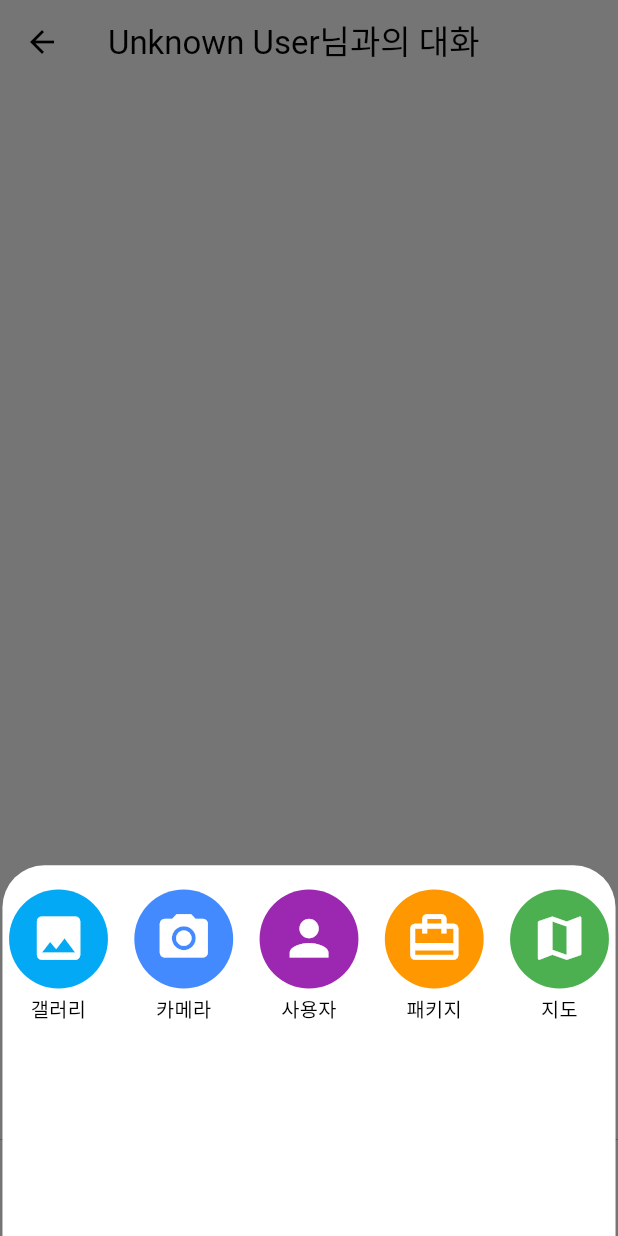
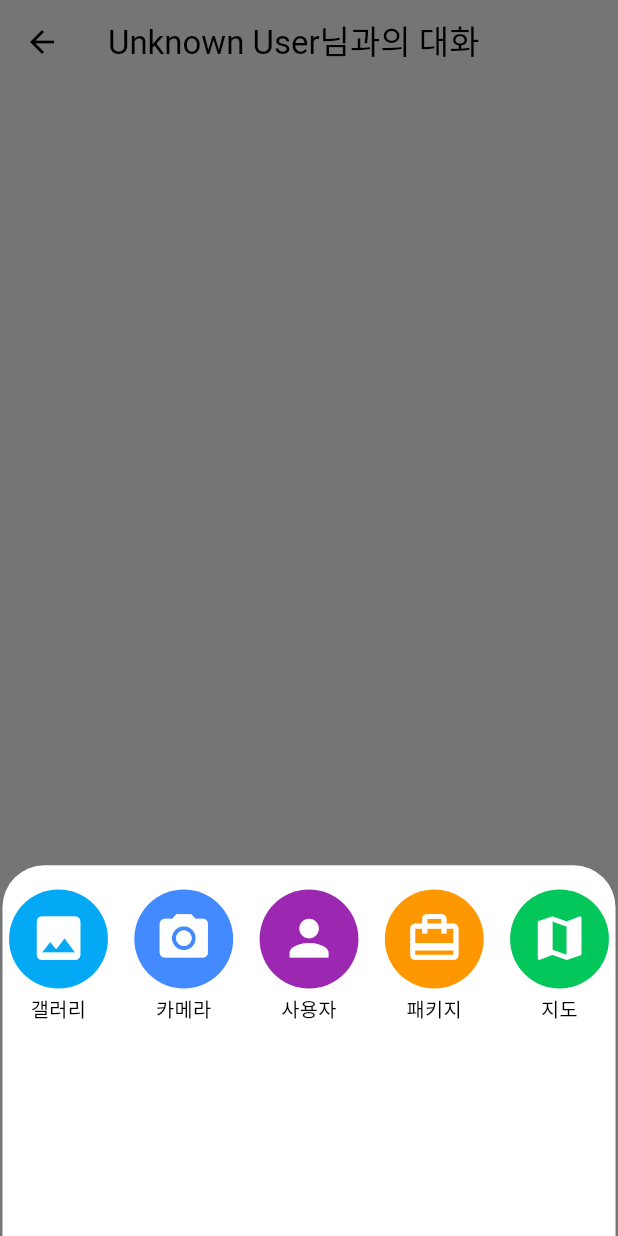
Before and after one commit to peteryu24/TravelOn, a Flutter app: the ChatScreen screen opened directly with empty values, after a tap on the "add" icon, on a phone screen of 412 x 824 dp. Run offline on Flutter 3.47's test engine with Material 3 defaults, Android fonts, the light colour scheme and no system bars; our stand-ins replace cached_network_image, cloud_firestore, firebase_auth, firebase_core, firebase_messaging, firebase_storage and 10 more; missing offline and left inert: firebase_app_check, flutter_naver_map; accounts and stored records are empty.

Commit message:
fix & style: 버그 수정 및 UI 개선

```diff
--- a/lib/features/chat/presentation/screens/chat_screen.dart
+++ b/lib/features/chat/presentation/screens/chat_screen.dart
@@ -1,4 +1,5 @@
 import 'package:flutter/material.dart';
+import 'package:flutter_screenutil/flutter_screenutil.dart';
 import 'package:provider/provider.dart';
 import 'package:travel_on_final/features/auth/presentation/providers/auth_provider.dart';
 import 'package:travel_on_final/features/chat/presentation/providers/chat_provider.dart';
@@ -20,7 +21,6 @@ class _ChatScreenState extends State<ChatScreen> {
   String? otherUserId;
   String otherUserName = "Chat";
   bool isMessageEntered = false;
-  Color intermediateColor = Color.lerp(Colors.lightBlue[50], Colors.lightBlue[100], 0.5)!;
 
   @override
   void initState() {
@@ -74,25 +74,17 @@ class _ChatScreenState extends State<ChatScreen> {
               ),
             ),
             Container(
-              decoration: BoxDecoration(
-                border: Border(
-                  top: BorderSide(
-                    width: 0.6,
-                    color: Colors.blue.withOpacity(0.5),
-                  ),
-                ),
-              ),
-              padding: EdgeInsets.symmetric(vertical: 8, horizontal: 12),
+              padding: EdgeInsets.symmetric(vertical: 8.h, horizontal: 12.w),
               child: Row(
                 children: [
                   Container(
                     decoration: BoxDecoration(
-                      color: intermediateColor,
+                      border: Border.all(color: Colors.blue, width: 1.5.w),
                       shape: BoxShape.rectangle,
-                      borderRadius: BorderRadius.circular(20),
+                      borderRadius: BorderRadius.circular(8.r),
                     ),
                     child: IconButton(
-                      icon: Icon(Icons.add, color: Colors.lightBlue[700]),
+                      icon: Icon(Icons.add, color: Colors.blue, size: 24.w),
                       onPressed: () {
                         _bottomSheetWidget.showBottomSheetMenu(
                           parentContext: context,
@@ -105,7 +97,7 @@ class _ChatScreenState extends State<ChatScreen> {
                       },
                     ),
                   ),
-                  SizedBox(width: 8,),
+                  SizedBox(width: 8.w),
                   Expanded(
                     child: TextField(
                       controller: messageController,
@@ -116,27 +108,32 @@ class _ChatScreenState extends State<ChatScreen> {
                       },
                       decoration: InputDecoration(
                         hintText: '메시지를 입력하세요...',
+                        fillColor: Colors.transparent,
                         filled: true,
-                        fillColor: Colors.lightBlue[100],
-                        border: OutlineInputBorder(
-                          borderRadius: BorderRadius.circular(20),
-                          borderSide: BorderSide.none,
+                        enabledBorder: OutlineInputBorder(
+                          borderRadius: BorderRadius.circular(20.r),
+                          borderSide: BorderSide(color: Colors.blue, width: 1.5.w),
                         ),
-                        contentPadding: EdgeInsets.symmetric(horizontal: 16, vertical: 10),
+                        focusedBorder: OutlineInputBorder(
+                          borderRadius: BorderRadius.circular(20.r),
+                          borderSide: BorderSide(color: Colors.blue.shade800, width: 1.5.w),
+                        ),
+                        contentPadding: EdgeInsets.symmetric(horizontal: 16.w, vertical: 10.h),
                       ),
                     ),
                   ),
-                  SizedBox(width: 8,),
+                  SizedBox(width: 8.w),
                   Container(
                     decoration: BoxDecoration(
-                      color: intermediateColor,
+                      border: Border.all(color: Colors.blue, width: 1.5.w),
                       shape: BoxShape.rectangle,
-                      borderRadius: BorderRadius.circular(20),
+                      borderRadius: BorderRadius.circular(8.r),
                     ),
                     child: IconButton(
                       icon: Icon(
                         Icons.send,
                         color: isMessageEntered ? Colors.blue : Colors.grey,
+                        size: 24.w,
                       ),
                       onPressed: isMessageEntered
                           ? () {
--- a/lib/features/chat/presentation/widgets/bottom_sheet_widget.dart
+++ b/lib/features/chat/presentation/widgets/bottom_sheet_widget.dart
@@ -95,7 +95,7 @@ class BottomSheetWidget {
                     context,
                     icon: Icons.map,
                     label: '지도',
-                    backgroundColor: Colors.green,
+                    backgroundColor: Color(0xFF03C75A),
                     onTap: () {
                       Navigator.pop(context);
                     },
--- a/lib/features/profile/presentation/screens/profile_screen.dart
+++ b/lib/features/profile/presentation/screens/profile_screen.dart
@@ -2,7 +2,6 @@ import 'package:flutter/material.dart';
 import 'package:provider/provider.dart';
 import 'package:go_router/go_router.dart';
 import '../../../auth/presentation/providers/auth_provider.dart';
-import '../../../gallery/presentation/providers/gallery_provider.dart';
 import '../widgets/profile_dialogs.dart';
 
 class ProfileScreen extends StatelessWidget {
```
Also changed, not shown: lib/features/chat/presentation/widgets/message_bubble_widget.dart (+18 -13 lines).
